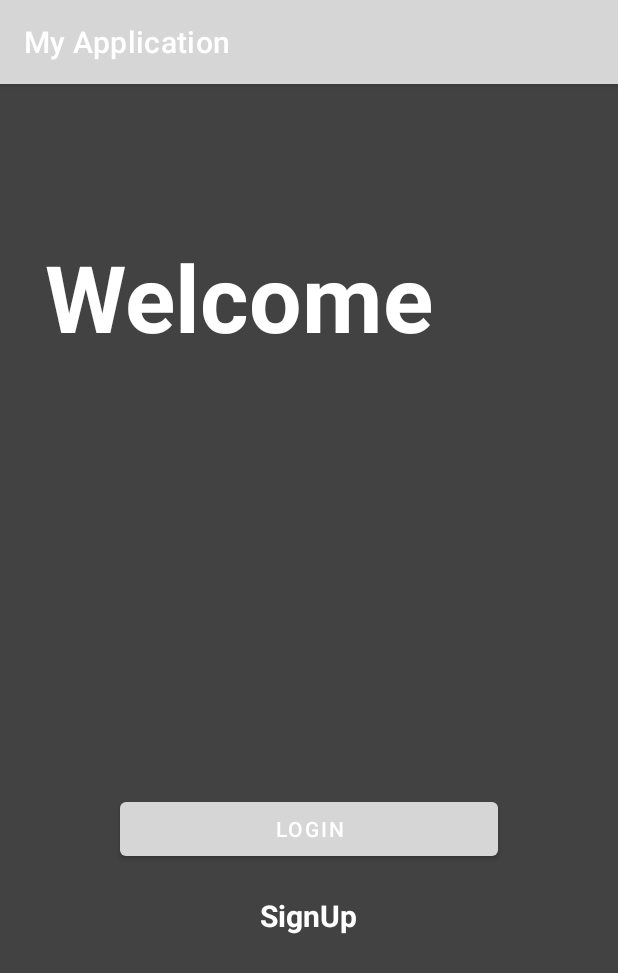
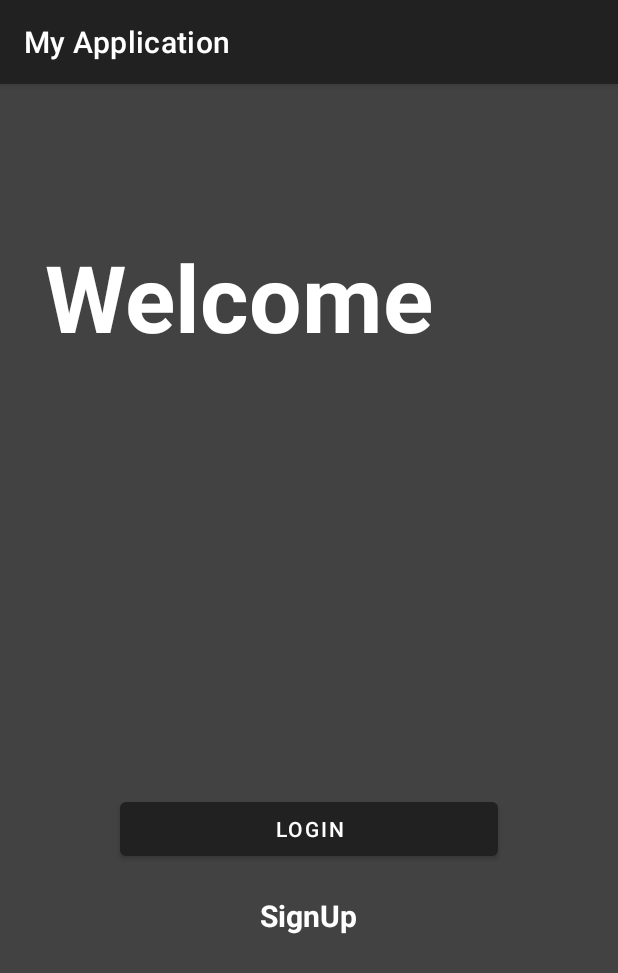
Before and after one commit to TLDo2004/SE114_AndroidProject, an Android app: the screen it shows after launch (LandingActivity), on a phone screen of 412 x 824 dp. Shown: the top 973 px of the screen. Run offline under Robolectric (Android 15) with nearby library versions, the phone set to English and light mode, and no system bars.

Commit message:
<fix>: mapping resources erorr

```diff
--- a/app/src/main/java/com/example/myapplication/remote/client/ApiClient.java
+++ b/app/src/main/java/com/example/myapplication/remote/client/ApiClient.java
@@ -83,7 +83,7 @@ public class ApiClient {
         OkHttpClient client = getUnsafeOkHttpClient();
 
         retrofit = new Retrofit.Builder()
-                    .baseUrl("http://172.16.3.191:3000/")
+                    .baseUrl("http://192.168.2.21:3000/")
                 .addConverterFactory(GsonConverterFactory.create())
                 .client(client)
                 .build();
--- a/app/src/main/java/com/example/myapplication/ui/Topic/TopicCardRecViewAdapter.java
+++ b/app/src/main/java/com/example/myapplication/ui/Topic/TopicCardRecViewAdapter.java
@@ -39,6 +39,7 @@ public class TopicCardRecViewAdapter extends RecyclerView.Adapter<TopicCardRecVi
         holder.card.setOnClickListener(new View.OnClickListener() {
             @Override
             public void onClick(View v) {
+                // Push to another Fragmnent (SCREEN)
                 Toast.makeText(context, "Clicked", Toast.LENGTH_SHORT).show();
             }
         });
--- a/app/src/main/res/layout/activity_main.xml
+++ b/app/src/main/res/layout/activity_main.xml
@@ -1,5 +1,6 @@
 <?xml version="1.0" encoding="utf-8"?>
-<androidx.constraintlayout.widget.ConstraintLayout xmlns:android="http://schemas.android.com/apk/res/android"
+<androidx.constraintlayout.widget.ConstraintLayout
+    xmlns:android="http://schemas.android.com/apk/res/android"
     xmlns:app="http://schemas.android.com/apk/res-auto"
     android:id="@+id/container"
     android:layout_width="match_parent"
--- a/app/src/main/res/values-night/themes.xml
+++ b/app/src/main/res/values-night/themes.xml
@@ -2,12 +2,8 @@
     <!-- Base application theme. -->
     <style name="Theme.MyApplication" parent="Theme.MaterialComponents.DayNight.DarkActionBar">
         <!-- Primary brand color. -->
-        <item name="colorPrimary">@color/purple_200</item>
-        <item name="colorPrimaryVariant">@color/purple_700</item>
         <item name="colorOnPrimary">@color/black</item>
         <!-- Secondary brand color. -->
-        <item name="colorSecondary">@color/teal_200</item>
-        <item name="colorSecondaryVariant">@color/teal_200</item>
         <item name="colorOnSecondary">@color/black</item>
         <!-- Status bar color. -->
         <item name="android:statusBarColor">?attr/colorPrimaryVariant</item>
--- a/app/src/main/res/values/themes.xml
+++ b/app/src/main/res/values/themes.xml
@@ -2,12 +2,8 @@
     <!-- Base application theme. -->
     <style name="Theme.MyApplication" parent="Theme.MaterialComponents.DayNight.DarkActionBar">
         <!-- Primary brand color. -->
-        <item name="colorPrimary">@color/purple_500</item>
-        <item name="colorPrimaryVariant">@color/purple_700</item>
         <item name="colorOnPrimary">@color/white</item>
         <!-- Secondary brand color. -->
-        <item name="colorSecondary">@color/teal_200</item>
-        <item name="colorSecondaryVariant">@color/teal_700</item>
         <item name="colorOnSecondary">@color/black</item>
         <!-- Status bar color. -->
         <item name="android:statusBarColor">?attr/colorPrimaryVariant</item>
--- a/app/src/main/res/xml/network_security_config.xml
+++ b/app/src/main/res/xml/network_security_config.xml
@@ -2,6 +2,6 @@
 <network-security-config>
     <domain-config cleartextTrafficPermitted="true">
         <domain includeSubdomains="true">localhost</domain>
-        <domain includeSubdomains="true">172.16.3.191</domain>
+        <domain includeSubdomains="true">192.168.2.21</domain>
     </domain-config>
 </network-security-config>
```
